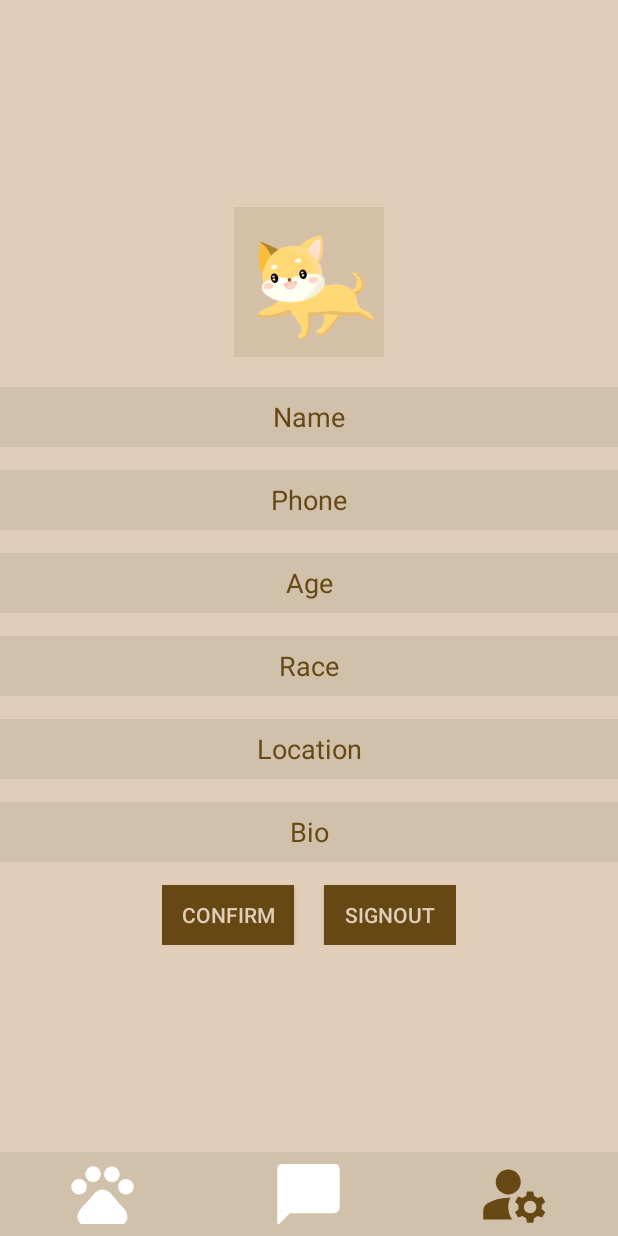
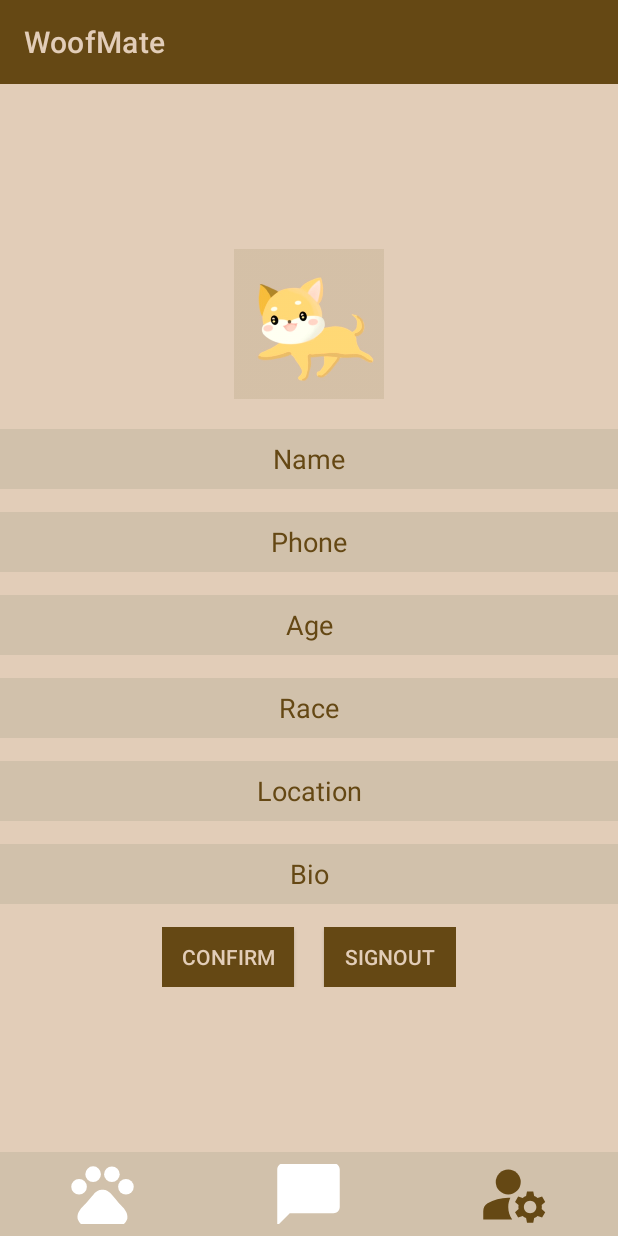
Before and after one commit to 5520-GorupProject/WoofMateDating, an Android app: the SettingsActivity screen opened directly, with no data from a screen before it, on a phone screen of 412 x 824 dp. Run offline under Robolectric (Android 15) with nearby library versions, the phone set to English and light mode, and no system bars; our stand-ins replace Firebase (no records; nobody signed in at launch, a user with empty details on screens opened directly).

Commit message:
change some style

```diff
--- a/app/build.gradle
+++ b/app/build.gradle
@@ -52,6 +52,8 @@ dependencies {
     implementation 'com.google.android.gms:play-services-maps:17.0.1'
     implementation 'com.google.android.gms:play-services-location:18.0.0'
 
+    //info bar on top
+    implementation 'com.google.android.material:material:1.4.0'
 
 //    implementation 'com.github.bumptech.glide:glide:4.0.0'
         implementation 'com.github.bumptech.glide:glide:4.15.1'
--- a/app/src/main/AndroidManifest.xml
+++ b/app/src/main/AndroidManifest.xml
@@ -9,6 +9,7 @@
     <uses-permission android:name="android.permission.ACCESS_FINE_LOCATION" />
     <uses-permission android:name="android.permission.ACCESS_COARSE_LOCATION" />
 
+
     <application
         android:allowBackup="true"
         android:dataExtractionRules="@xml/data_extraction_rules"
@@ -16,7 +17,7 @@
         android:icon="@mipmap/ic_launcher"
         android:label="@string/app_name"
         android:supportsRtl="true"
-        android:theme="@style/Theme.WoofMateDating"
+        android:theme="@style/Theme.AppCompat.Light.NoActionBar"
         tools:targetApi="31" >
         <!-- Add your Google Maps API key here -->
         <meta-data
--- a/app/src/main/java/com/example/woofmatedating/MainActivity.java
+++ b/app/src/main/java/com/example/woofmatedating/MainActivity.java
@@ -19,6 +19,7 @@ import android.widget.Toast;
 import androidx.annotation.NonNull;
 import androidx.annotation.Nullable;
 import androidx.appcompat.app.AppCompatActivity;
+import androidx.appcompat.widget.Toolbar;
 
 import com.bumptech.glide.Glide;
 import com.google.android.material.bottomnavigation.BottomNavigationView;
@@ -62,6 +63,10 @@ public class MainActivity extends AppCompatActivity {
     protected void onCreate(Bundle savedInstanceState) {
         super.onCreate(savedInstanceState);
         setContentView(R.layout.activity_main);
+
+        Toolbar toolbar = findViewById(R.id.toolbar);
+        setSupportActionBar(toolbar);
+
         //ButterKnife.inject(this);
         nav = findViewById(R.id.navBar);
         nav.setSelectedItemId(R.id.home);
--- a/app/src/main/java/com/example/woofmatedating/chat/ChatActivity.java
+++ b/app/src/main/java/com/example/woofmatedating/chat/ChatActivity.java
@@ -70,7 +70,7 @@ public class ChatActivity extends AppCompatActivity {
             }
         });
 
-        Button mGoBackButton = findViewById(R.id.goBackButton);
+        ImageButton mGoBackButton = findViewById(R.id.goBackButton);
         mGoBackButton.setOnClickListener(new View.OnClickListener() {
             @Override
             public void onClick(View v) {
--- /dev/null
+++ b/app/src/main/res/drawable/baseline_keyboard_backspace_24.xml
@@ -0,0 +1,5 @@
+<vector android:autoMirrored="true" android:height="40dp"
+    android:tint="#D1C1AB" android:viewportHeight="24"
+    android:viewportWidth="24" android:width="40dp" xmlns:android="http://schemas.android.com/apk/res/android">
+    <path android:fillColor="@android:color/white" android:pathData="M21,11H6.83l3.58,-3.59L9,6l-6,6 6,6 1.41,-1.41L6.83,13H21z"/>
+</vector>
--- a/app/src/main/res/layout/activity_settings.xml
+++ b/app/src/main/res/layout/activity_settings.xml
@@ -4,28 +4,36 @@
     xmlns:tools="http://schemas.android.com/tools"
     android:layout_width="match_parent"
     android:layout_height="match_parent"
+    android:background="#E2CDB8"
     tools:context=".SettingsActivity">
 
+    <com.google.android.material.appbar.MaterialToolbar
+        android:id="@+id/toolbar"
+        android:layout_width="match_parent"
+        android:layout_height="?attr/actionBarSize"
+        android:background="?attr/colorPrimary"
+        android:theme="@style/AppTheme"
+        app:titleTextColor="#E2CDB8"
+        app:layout_constraintTop_toTopOf="parent"
+        app:title="WoofMate"
+        tools:ignore="MissingClass">
+
+    </com.google.android.material.appbar.MaterialToolbar>
 
     <LinearLayout
         android:id="@+id/linearLayout"
         android:layout_width="match_parent"
-        android:layout_height="match_parent"
+        android:layout_height="wrap_content"
         android:background="#E2CDB8"
+        android:gravity="center"
         android:orientation="vertical"
         android:textColor="#654814"
-        android:gravity="center"
-        app:layout_constraintBottom_toBottomOf="parent"
+        app:layout_constraintBottom_toTopOf="@+id/include2"
         app:layout_constraintEnd_toEndOf="parent"
         app:layout_constraintStart_toStartOf="parent"
-        app:layout_constraintTop_toTopOf="parent">
+        app:layout_constraintTop_toBottomOf="@+id/toolbar">
 
-    <LinearLayout
-        android:layout_width="match_parent"
-        android:layout_height="0dp"
-        android:layout_weight="1"
-        android:gravity="center"
-        android:orientation="vertical">
+
         <LinearLayout
             android:layout_width="match_parent"
             android:layout_height="wrap_content"
@@ -45,8 +53,8 @@
                 android:layout_height="40dp"
                 android:layout_marginBottom="15sp"
                 android:background="#d1c1ab"
+                android:gravity="center"
                 android:hint="Name"
-            android:gravity="center"
                 android:textColor="#654814"
                 android:textColorHint="#654814" />
 
@@ -55,8 +63,8 @@
                 android:layout_width="match_parent"
                 android:layout_height="40dp"
                 android:layout_marginBottom="15sp"
+                android:background="#d1c1ab"
                 android:gravity="center"
-            android:background="#d1c1ab"
                 android:hint="Phone"
                 android:inputType="phone"
                 android:textColor="#654814"
@@ -66,9 +74,9 @@
                 android:id="@+id/age"
                 android:layout_width="match_parent"
                 android:layout_height="40dp"
-            android:gravity="center"
                 android:layout_marginBottom="15sp"
                 android:background="#d1c1ab"
+                android:gravity="center"
                 android:hint="Age"
                 android:inputType="text"
                 android:textColor="#654814"
@@ -78,9 +86,9 @@
                 android:id="@+id/race"
                 android:layout_width="match_parent"
                 android:layout_height="40dp"
-            android:gravity="center"
                 android:layout_marginBottom="15sp"
                 android:background="#d1c1ab"
+                android:gravity="center"
                 android:hint="Race"
                 android:inputType="text"
                 android:textColor="#654814"
@@ -90,9 +98,9 @@
                 android:id="@+id/location"
                 android:layout_width="match_parent"
                 android:layout_height="40dp"
-            android:gravity="center"
                 android:layout_marginBottom="15sp"
                 android:background="#d1c1ab"
+                android:gravity="center"
                 android:hint="Location"
                 android:inputType="text"
                 android:textColor="#654814"
@@ -103,8 +111,8 @@
                 android:layout_width="match_parent"
                 android:layout_height="40dp"
                 android:layout_marginBottom="15sp"
+                android:background="#d1c1ab"
                 android:gravity="center"
-            android:background="#d1c1ab"
                 android:hint="Bio"
                 android:inputType="text"
                 android:textColor="#654814"
@@ -129,19 +137,20 @@
             <Button
                 android:layout_width="wrap_content"
                 android:layout_height="40dp"
+                android:layout_marginLeft="20dp"
                 android:background="#654814"
                 android:onClick="logoutUser"
                 android:text="SignOut"
-                android:layout_marginLeft="20dp"
                 android:textColor="#E2CDB8" />
 
         </LinearLayout>
     </LinearLayout>
+
     <include
+        android:id="@+id/include2"
         layout="@layout/nav_bar"
+        android:layout_width="match_parent"
+        android:layout_height="wrap_content"
         android:layout_gravity="bottom"
-            android:layout_width="match_parent"
-            android:layout_height="wrap_content" />
-
-    </LinearLayout>
+        app:layout_constraintBottom_toBottomOf="parent" />
 </androidx.constraintlayout.widget.ConstraintLayout>
--- /dev/null
+++ b/app/src/main/res/values/Style.xml
@@ -0,0 +1,11 @@
+<?xml version="1.0" encoding="utf-8"?>
+<resources>
+    <style name="AppTheme" parent="Theme.MaterialComponents.Light.DarkActionBar">
+        <!-- Customize your theme here. -->
+        <item name="colorPrimary">#654814</item>
+        <item name="colorPrimaryDark">#E2CDB8</item>
+        <item name="colorAccent">#E2CDB8</item>
+    </style>
+
+    <!-- Any other styles you have -->
+</resources>
```
Also changed, not shown: app/src/main/res/layout/activity_chat.xml (+16 -12 lines), app/src/main/res/layout/activity_main.xml (+20 -4 lines), app/src/main/res/layout/activity_matches.xml (+15 -2 lines), app/src/main/res/layout/item.xml (+22 -19 lines). Lines whose indentation alone changed are shown as unchanged.
